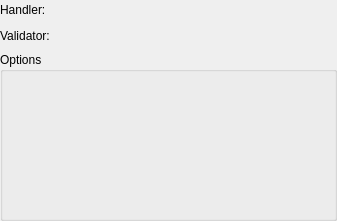
pgmodeler/pgmodeler, file libs/libgui/ui/dbobjects/foreigndatawrapperwidget.ui: the form before one commit.
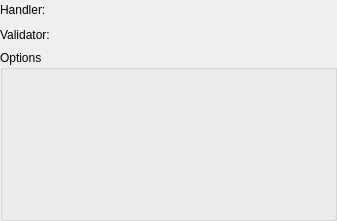
The form after the commit.

Commit message: Adjusted the layout spacing/margins in ui/dbobjects/*

```diff
--- a/libs/libgui/ui/dbobjects/foreigndatawrapperwidget.ui
+++ b/libs/libgui/ui/dbobjects/foreigndatawrapperwidget.ui
@@ -29,6 +29,9 @@
    <property name="bottomMargin">
     <number>0</number>
    </property>
+   <property name="spacing">
+    <number>5</number>
+   </property>
    <item row="1" column="0">
     <widget class="QLabel" name="func_validator_lbl">
      <property name="sizePolicy">
```
The commit also changes 53 other files.
